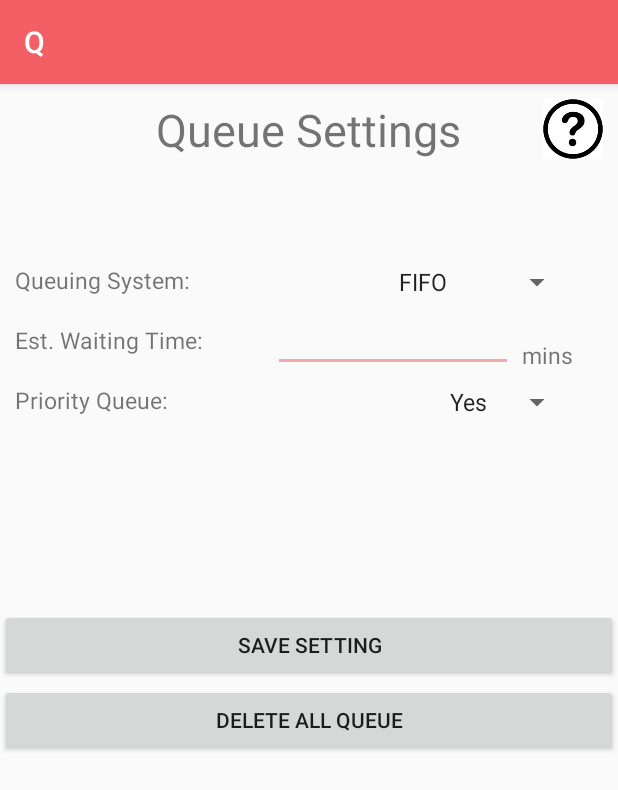
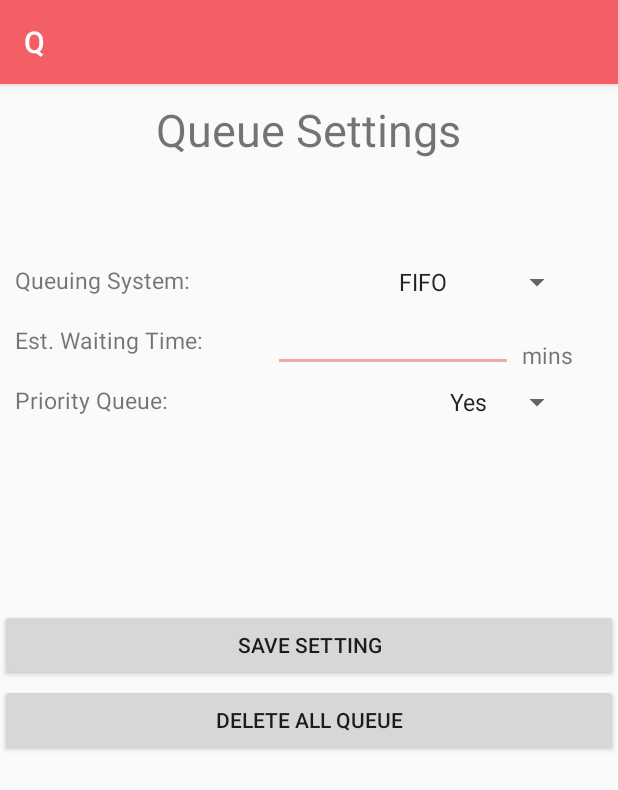
Before and after one commit to lyqht/Q, an Android app: the fragment MercFragment3 shown on its own in the app's theme, on a phone screen of 412 x 824 dp. Shown: the top 790 px of the screen. Run offline under Robolectric (Android 15) with nearby library versions, the phone set to English and light mode, and no system bars.

Commit message:
Help page
put help page on tab

```diff
--- a/app/src/main/java/gcsenxmk/q/merchant/MercFragment3.java
+++ b/app/src/main/java/gcsenxmk/q/merchant/MercFragment3.java
@@ -24,7 +24,6 @@ public class MercFragment3 extends Fragment implements AdapterView.OnItemSelecte
     private EditText editEstTimeText;
     private Button saveSettingButton, deleteAllQueueButton;
     private SharedPreferences mPreferences;
-    private ImageButton helpPageButton;
 
     @Nullable
     @Override
@@ -32,7 +31,6 @@ public class MercFragment3 extends Fragment implements AdapterView.OnItemSelecte
         View view = inflater.inflate(R.layout.merc_fragment3,container,false);
         saveSettingButton= (Button) view.findViewById(R.id.saveSetting);
         deleteAllQueueButton = (Button) view.findViewById(R.id.deleteAllQueue);
-        helpPageButton = (ImageButton) view.findViewById(R.id.helpPage);
         editEstTimeText = (EditText) view.findViewById(R.id.editEstTimeText);
         queueTypeSpinner = (Spinner) view.findViewById(R.id.spinQueueSys);
         ArrayAdapter<CharSequence> adapterQueue = ArrayAdapter.createFromResource(getContext(),
@@ -68,15 +66,6 @@ public class MercFragment3 extends Fragment implements AdapterView.OnItemSelecte
                 Toast.makeText(getActivity(),"All Queues are deleted",Toast.LENGTH_LONG).show();
             }
         });
-
-        helpPageButton.setOnClickListener(new View.OnClickListener(){
-            @Override
-            public void onClick(View view){
-                Intent intent = new Intent(getContext(),Merc_HelpPage.class);
-                startActivity(intent);
-            }
-        });
-
         return view;
     }
 
--- a/app/src/main/res/layout/merc_fragment3.xml
+++ b/app/src/main/res/layout/merc_fragment3.xml
@@ -13,18 +13,6 @@
         android:text="Queue Settings"
         android:layout_marginTop="10dp"
         android:id="@+id/queueSetting"/>
-
-    <ImageButton
-        android:layout_width="40dp"
-        android:layout_height="40dp"
-        android:scaleType="centerCrop"
-        android:background="@color/colorWhite"
-        android:layout_marginRight="10dp"
-        android:layout_marginTop="10dp"
-        android:layout_alignParentRight="true"
-        android:id="@+id/helpPage"
-        android:src="@drawable/help"
-        />
 
 
     <TextView
```
Also changed, not shown: app/src/main/java/gcsenxmk/q/merchant/Merc_HelpPage.java (+12 -11 lines), app/src/main/res/layout/merc_outline.xml (+0 -8 lines).
